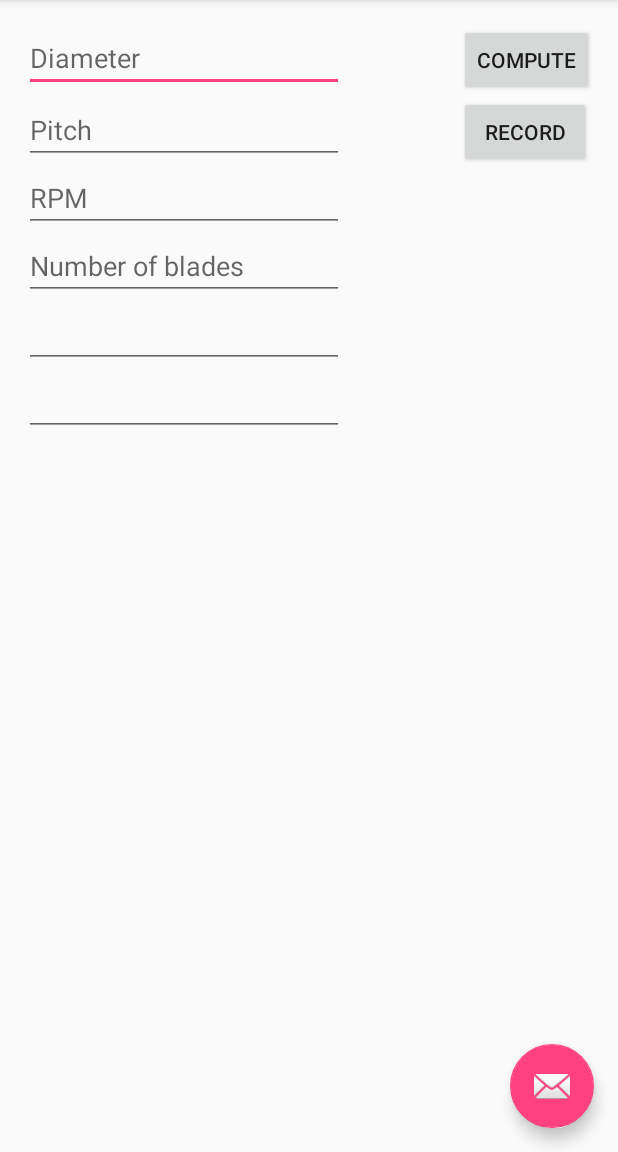
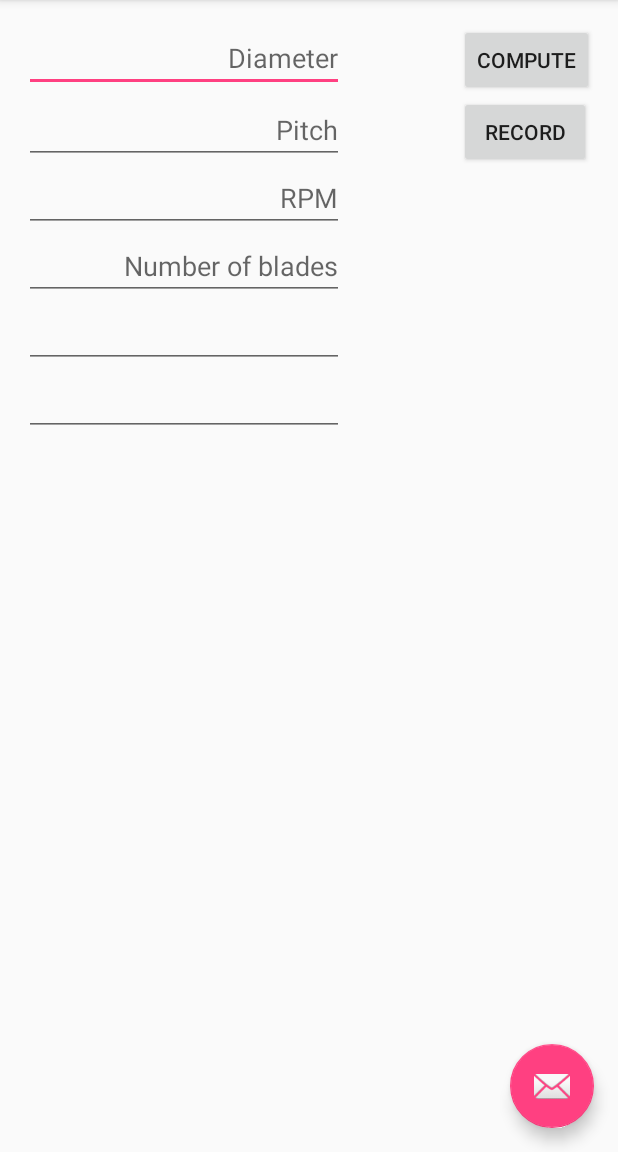
Before and after one commit to yyk99/android_examples, an Android app: the screen it shows after launch (MainActivity), on a phone screen of 412 x 824 dp, the part 84-1236 px from its top. Run offline under Robolectric (Android 15) with nearby library versions, the phone set to English and light mode, and no system bars; 4 statements that could not run were skipped.

```diff
--- a/ThrustCalc/app/src/main/res/layout/content_main.xml
+++ b/ThrustCalc/app/src/main/res/layout/content_main.xml
@@ -20,7 +20,8 @@
         android:id="@+id/diameter"
         android:layout_alignParentTop="true"
         android:layout_alignParentStart="true"
-        android:hint="Diameter" />
+        android:hint="Diameter"
+        android:textAlignment="textEnd" />
 
     <EditText
         android:layout_width="wrap_content"
@@ -30,7 +31,8 @@
         android:id="@+id/pitch"
         android:layout_below="@+id/computeButton"
         android:layout_alignParentStart="true"
-        android:hint="Pitch" />
+        android:hint="Pitch"
+        android:textAlignment="textEnd" />
 
     <Button
         style="?android:attr/buttonStyleSmall"
@@ -50,7 +52,8 @@
         android:id="@+id/rpm"
         android:layout_below="@+id/pitch"
         android:layout_alignParentStart="true"
-        android:hint="RPM" />
+        android:hint="RPM"
+        android:textAlignment="textEnd" />
 
     <EditText
         android:layout_width="wrap_content"
@@ -61,7 +64,8 @@
         android:layout_below="@+id/rpm"
         android:layout_alignParentStart="true"
         android:nestedScrollingEnabled="true"
-        android:hint="Number of blades" />
+        android:hint="Number of blades"
+        android:textAlignment="textEnd" />
 
     <EditText
         android:layout_width="wrap_content"
```
Also changed, not shown: ThrustCalc/app/src/main/res/mipmap-hdpi/ic_launcher.png, ThrustCalc/app/src/main/res/mipmap-mdpi/ic_launcher.png, ThrustCalc/app/src/main/res/mipmap-xhdpi/ic_launcher.png, ThrustCalc/app/src/main/res/mipmap-xxhdpi/ic_launcher.png, ThrustCalc/app/src/main/res/mipmap-xxxhdpi/ic_launcher.png, 1 other file.
